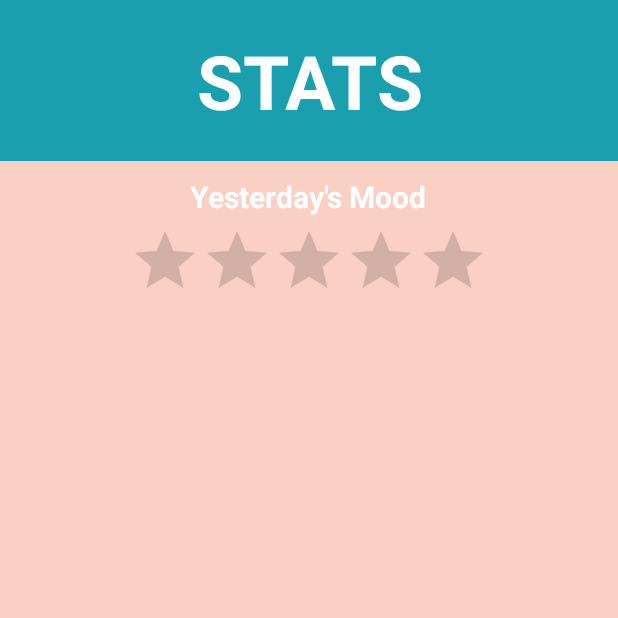
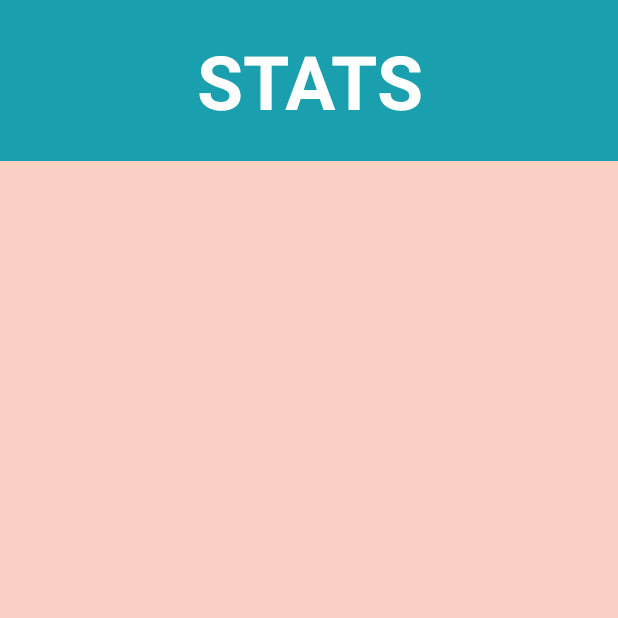
Before and after one commit to adsantos97/CS489FinalProject, an Android app: the StatsActivity screen opened directly, with no data from a screen before it, on a phone screen of 412 x 824 dp, the top half of it. Run offline under Robolectric (Android 15) with nearby library versions, the phone set to English and light mode, and no system bars.

```diff
--- a/app/src/main/java/com/example/arizz/exercisedice/Exercise.java
+++ b/app/src/main/java/com/example/arizz/exercisedice/Exercise.java
@@ -7,11 +7,8 @@ import android.preference.PreferenceManager;
 public class Exercise {
 
     private static final String PREFERENCE_MOOD = "mood";
-    private static final String PREFERENCE_YESTERDAY = "yesterday";
 
     private float mood;
-    private float yesterdayMood;
-    private boolean updateClicked;
 
     /**
      * Constructor
@@ -20,7 +17,6 @@ public class Exercise {
     public Exercise(Context context) {
         SharedPreferences pref = PreferenceManager.getDefaultSharedPreferences(context);
         setMood(pref.getFloat(PREFERENCE_MOOD, 0.0f));
-        setYesterdayMood(pref.getFloat(PREFERENCE_YESTERDAY, 0.0f));
     }
 
     /**
@@ -31,7 +27,6 @@ public class Exercise {
         SharedPreferences pref = PreferenceManager.getDefaultSharedPreferences(context);
         SharedPreferences.Editor editor = pref.edit();
         editor.putFloat(PREFERENCE_MOOD, mood);
-        editor.putFloat(PREFERENCE_YESTERDAY, mood);
         editor.commit();
     }
 
@@ -50,20 +45,4 @@ public class Exercise {
     public void setMood(float newMood) {
         mood = newMood;
     }
-
-    public boolean isUpdateClicked() {
-        return updateClicked;
-    }
-
-    public void setUpdateClicked(boolean newUpdate) {
-        updateClicked = newUpdate;
-    }
-
-    public void setYesterdayMood(float previousMood) {
-        yesterdayMood = previousMood;
-    }
-
-    public float getYesterdayMood() {
-        return yesterdayMood;
-    }
 }
--- a/app/src/main/java/com/example/arizz/exercisedice/StatsActivity.java
+++ b/app/src/main/java/com/example/arizz/exercisedice/StatsActivity.java
@@ -11,13 +11,5 @@ public class StatsActivity extends Activity {
     protected void onCreate(Bundle savedInstanceState) {
         super.onCreate(savedInstanceState);
         setContentView(R.layout.activity_stats);
-
-        displayYesterdayMood();
-    }
-
-    public void displayYesterdayMood() {
-        Exercise ex = MainActivity.ex;
-        RatingBar yesterdayMood = (RatingBar) findViewById(R.id.yesterday_mood);
-        yesterdayMood.setRating((float) ex.getYesterdayMood());
     }
 }
--- a/app/src/main/res/layout/activity_main.xml
+++ b/app/src/main/res/layout/activity_main.xml
@@ -127,10 +127,10 @@
         android:textStyle="bold"
         android:typeface="normal"
         android:textColor="@color/turquoise"
-        android:text="@string/today_mood"/>
+        android:text="@string/mood"/>
 
     <RatingBar
-        android:id="@+id/today_mood"
+        android:id="@+id/mood"
         android:layout_below="@+id/today_text"
         style="@style/RatingBar"/>
 
@@ -138,7 +138,7 @@
         android:id="@+id/update_mood"
         android:layout_width="wrap_content"
         android:layout_height="wrap_content"
-        android:layout_below="@+id/today_mood"
+        android:layout_below="@+id/mood"
         android:layout_marginTop="5dp"
         android:layout_centerHorizontal="true"
         android:textSize="10sp"
--- a/app/src/main/res/layout/activity_stats.xml
+++ b/app/src/main/res/layout/activity_stats.xml
@@ -22,24 +22,4 @@
         android:background="@color/lightTurquoise"
         android:text="@string/stats"/>
 
-    <TextView
-        android:id="@+id/yesterday_text"
-        android:layout_width="wrap_content"
-        android:layout_height="wrap_content"
-        android:layout_centerHorizontal="true"
-        android:layout_below="@+id/stats_welcome"
-        android:layout_marginTop="10dp"
-        android:textSize="20dp"
-        android:gravity="center"
-        android:textStyle="bold"
-        android:typeface="normal"
-        android:textColor="@color/white"
-        android:text="@string/yesterday_mood"/>
-
-    <RatingBar
-        android:id="@+id/yesterday_mood"
-        android:layout_below="@+id/yesterday_text"
-        style="@style/RatingBar"
-        android:isIndicator="true"/>
-
 </RelativeLayout>
--- a/app/src/main/res/values/strings.xml
+++ b/app/src/main/res/values/strings.xml
@@ -10,7 +10,6 @@
     <string name="stats">STATS</string>
     <string name="back">BACK</string>
 
-    <string name="today_mood">Today\'s Mood</string>
-    <string name="yesterday_mood">Yesterday\'s Mood</string>
+    <string name="mood">Mood</string>
     <string name="update">Update Mood</string>
 </resources>
```
Also changed, not shown: app/src/main/java/com/example/arizz/exercisedice/MainActivity.java (+24 -11 lines).
